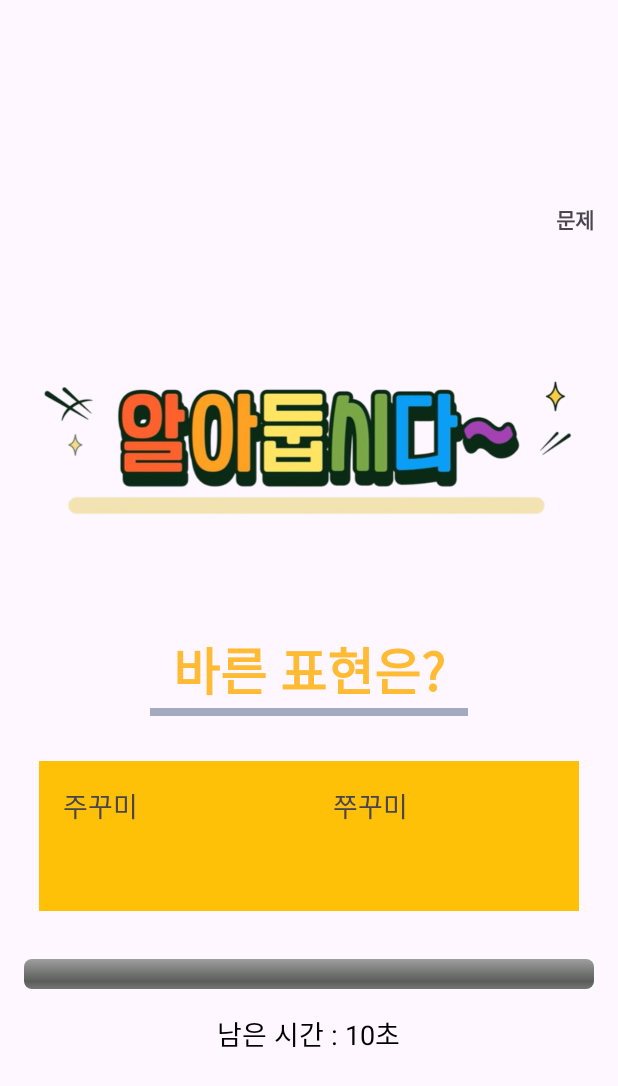
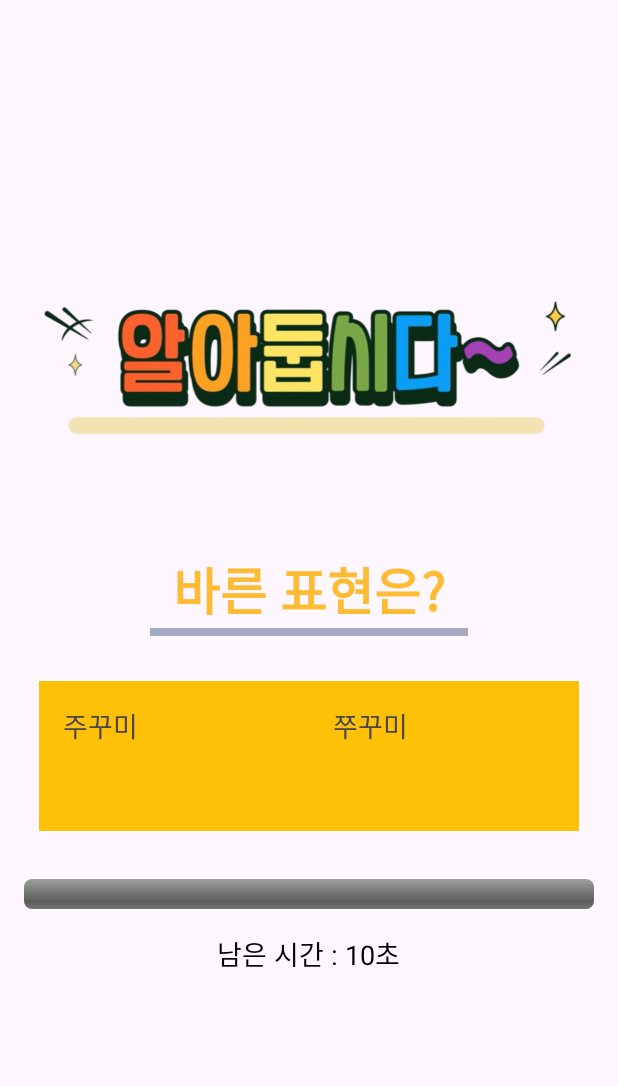
Before and after one commit to N-jongsik/QuizApp, an Android app: the layout activity_quiz.xml on its own in the app's theme, with its tools: preview values and no code run, on a phone screen of 412 x 824 dp. Shown: the top 1086 px of the screen. Run offline under Robolectric (Android 15) with nearby library versions, the phone set to English and light mode, and no system bars.

Commit message:
Intent NickName

```diff
--- a/app/src/main/java/com/example/quizapp/QuizActivity.kt
+++ b/app/src/main/java/com/example/quizapp/QuizActivity.kt
@@ -17,6 +17,6 @@ class QuizActivity : AppCompatActivity() {
         val nickname = intent.getStringExtra("NICKNAME")
         val textView3 = findViewById<TextView>(R.id.textView3)
 
-        textView3.text = "환영합니다, $nickname!"
+        textView3.text = "${nickname}님의 지식 수준 테스트!"
     }
 }
--- a/app/src/main/res/layout/activity_quiz.xml
+++ b/app/src/main/res/layout/activity_quiz.xml
@@ -12,18 +12,12 @@
         android:id="@+id/textView3"
         android:layout_width="match_parent"
         android:layout_height="wrap_content"
-        android:layout_margin="30dp"
+        android:layout_marginStart="30dp"
+        android:layout_marginTop="60dp"
+        android:layout_marginEnd="30dp"
+        android:gravity="center"
         android:padding="16dp"
         android:textSize="20sp"
-        android:textStyle="bold" />
-
-    <TextView
-        android:id="@+id/textView"
-        android:layout_width="match_parent"
-        android:layout_height="wrap_content"
-        android:gravity="end"
-        android:padding="16dp"
-        android:text="문제"
         android:textStyle="bold" />
 
     <ImageView
```
